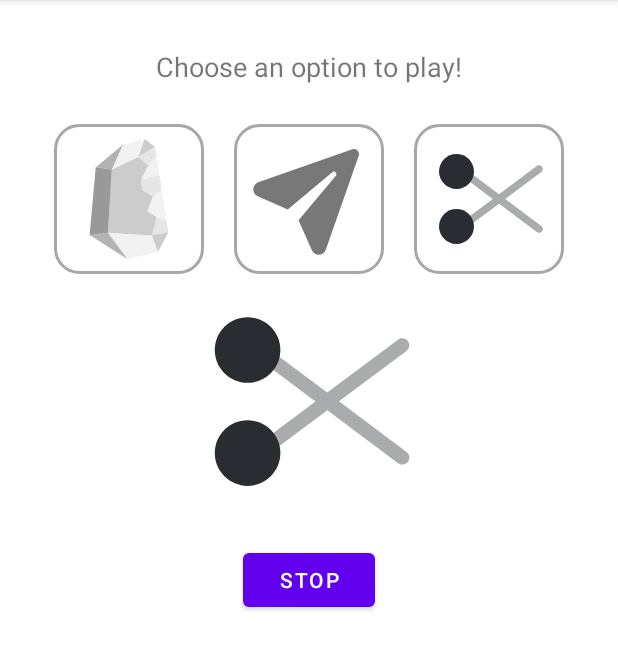
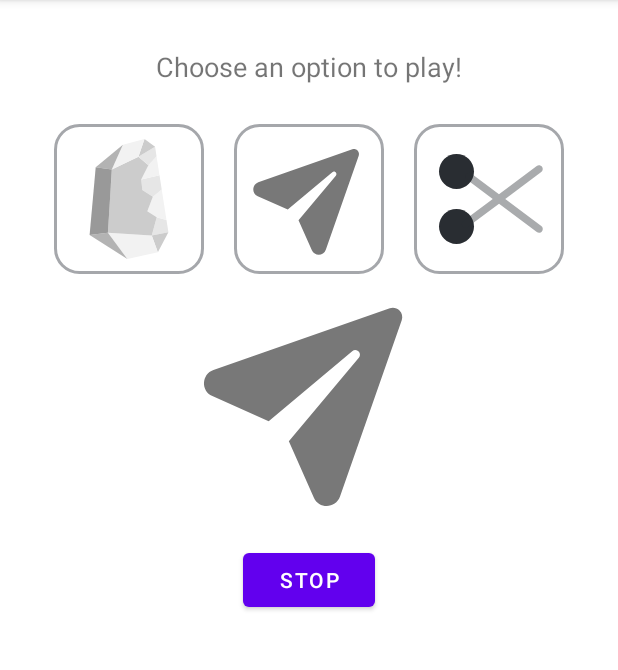
Before and after one commit to devstromo/rock-paper-scissors-kotlin-c, an Android app: the screen it shows after launch (MainActivity), on a phone screen of 412 x 824 dp, the part 84-754 px from its top. Run offline under Robolectric (Android 15) with nearby library versions, the phone set to English and light mode, and no system bars; 1 statement that could not run was skipped.

Commit message:
Rock Paper Scissors | add result cycle UI placeholder

```diff
--- a/app/src/main/java/com/devstromo/rockpaperscissors/MainActivity.kt
+++ b/app/src/main/java/com/devstromo/rockpaperscissors/MainActivity.kt
@@ -1,15 +1,37 @@
 package com.devstromo.rockpaperscissors
 
+import android.os.Bundle
+import android.os.Handler
+import android.os.Looper
+import android.view.View
+import android.widget.Button
+import android.widget.ImageButton
+import android.widget.ImageView
 import androidx.appcompat.app.AppCompatActivity
-import android.os.Bundle
-import android.widget.ImageButton
 import com.devstromo.rockpaperscissors.databinding.ActivityMainBinding
+import java.util.Random
+
 
 class MainActivity : AppCompatActivity() {
 
     private lateinit var binding: ActivityMainBinding
 
     private var playerOption: Char? = null
+
+    private var iconImageView: ImageView? = null
+    private lateinit var stopButton: Button
+
+    // Array of icons (drawable resources)
+    private val icons = intArrayOf(
+        R.drawable.ic_stone,
+        R.drawable.ic_paper,
+        R.drawable.ic_scissor,
+    )
+
+    private lateinit var handler: Handler
+    private var iconSwitcher: Runnable? = null
+    private var random: Random? = null
+    private var isRunning = false
 
     override fun onCreate(savedInstanceState: Bundle?) {
         super.onCreate(savedInstanceState)
@@ -34,6 +56,19 @@ class MainActivity : AppCompatActivity() {
                 'z'
             )
         }
+
+        iconImageView = findViewById(R.id.iconImageView)
+        stopButton = findViewById(R.id.stopButton)
+
+        handler = Handler(Looper.getMainLooper())
+        random = Random()
+        isRunning = true
+
+
+        startCyclingIcons()
+
+
+        stopButton.setOnClickListener { stopCyclingIcons() }
     }
 
     private fun onButtonSelected(selectedButton: ImageButton, playerChoice: Char) {
@@ -56,6 +91,27 @@ class MainActivity : AppCompatActivity() {
         playerOption = playerChoice
     }
 
+    private fun startCyclingIcons() {
+        iconSwitcher = object : Runnable {
+            override fun run() {
+                val randomIndex = random!!.nextInt(icons.size)
+                iconImageView!!.setImageResource(icons[randomIndex])
+
+                if (isRunning) {
+                    handler.postDelayed(this, 100)
+                }
+            }
+        }
+
+        handler.post(iconSwitcher as Runnable)
+    }
+
+    private fun stopCyclingIcons() {
+        isRunning = false // Stop cycling
+        iconSwitcher?.let { handler.removeCallbacks(it) } // Stop the handler
+        // You can add further actions here, e.g., save the result or start a new level
+    }
+
     external fun playGameJNI(playerChoice: Char): String
 
     companion object {
--- a/app/src/main/res/layout/activity_main.xml
+++ b/app/src/main/res/layout/activity_main.xml
@@ -72,6 +72,7 @@
             android:layout_width="150dp"
             android:layout_height="150dp"
             android:layout_marginBottom="20dp"
+            android:contentDescription="Icon cycle"
             android:src="@drawable/ic_scissor" />
 
         <Button
```
